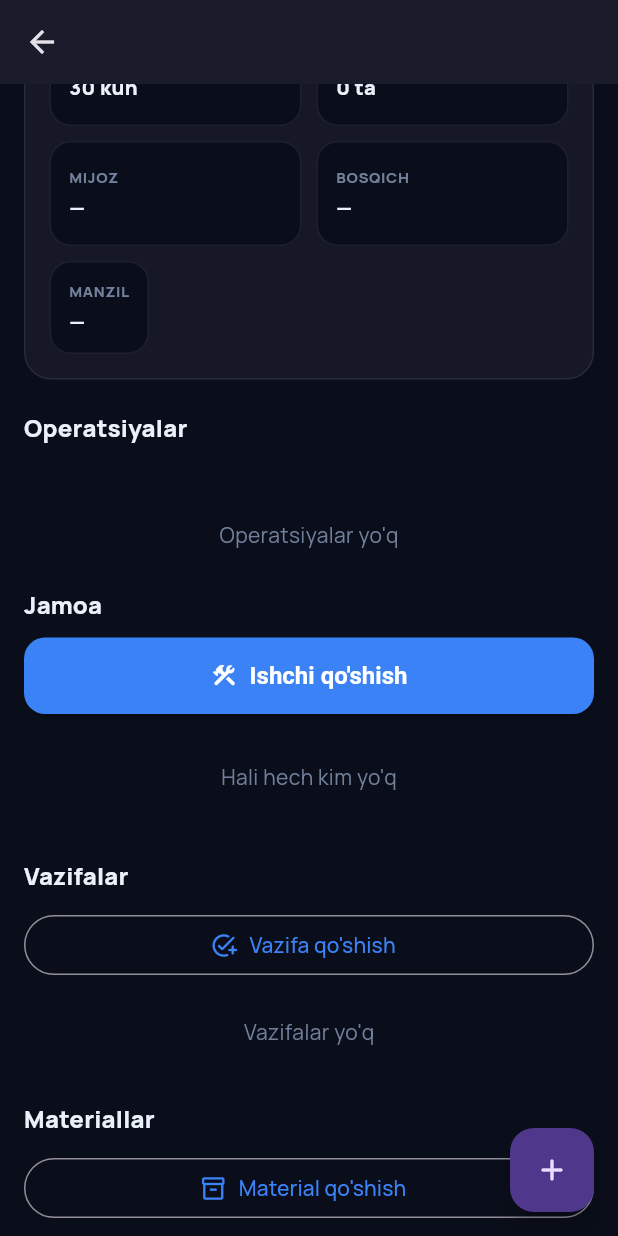
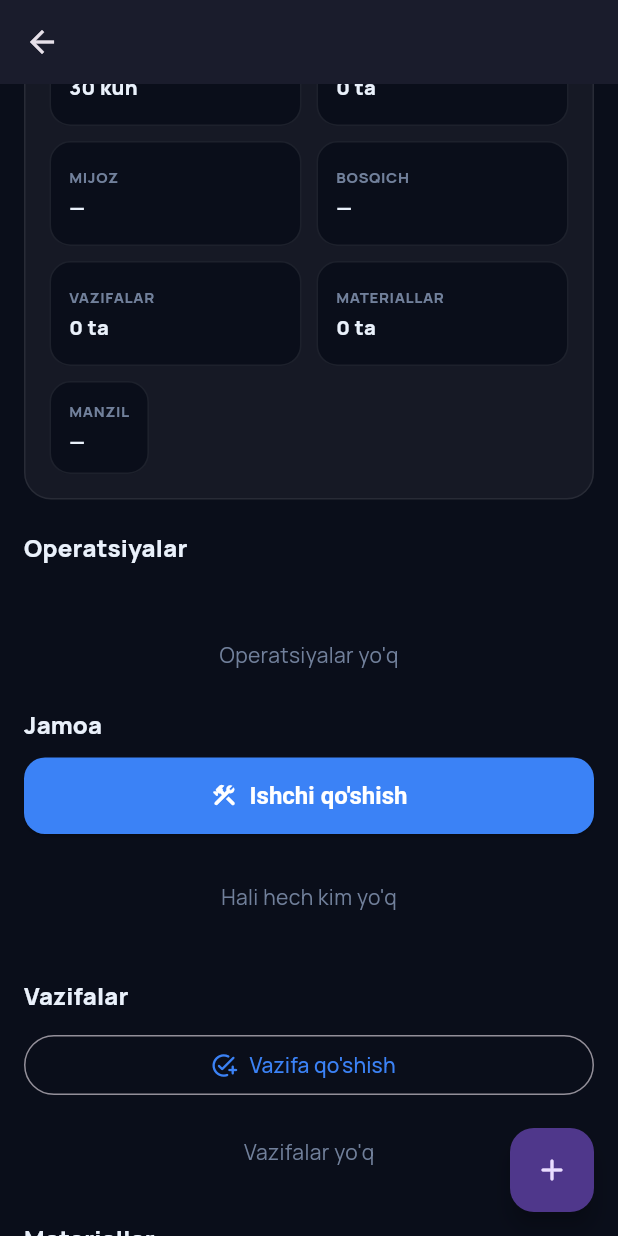
Before and after one commit to Bekzod131313/Prorab, a Flutter app: the ProjectDetailScreen screen opened directly with empty values, scrolled down 576 dp, on a phone screen of 412 x 824 dp. Run offline on Flutter 3.47's test engine with Material 3 defaults, Android fonts, the phone set to English and light mode, and no system bars; our stand-ins replace google_fonts, share_plus, shared_preferences, supabase_flutter; accounts and stored records are empty.

Commit message:
Add tasks and materials count to project info card

```diff
--- a/flutter_app/lib/screens/project_detail_screen.dart
+++ b/flutter_app/lib/screens/project_detail_screen.dart
@@ -888,6 +888,8 @@ class _ProjectDetailScreenState extends State<ProjectDetailScreen> {
                         _InfoTile(label: 'ISHCHILAR', value: '$workersCount ta'),
                         _InfoTile(label: 'MIJOZ', value: project.mijoz?.isNotEmpty == true ? project.mijoz! : '—'),
                         _InfoTile(label: 'BOSQICH', value: project.bosqich?.isNotEmpty == true ? project.bosqich! : '—'),
+                        _InfoTile(label: 'VAZIFALAR', value: '${_tasks.length} ta'),
+                        _InfoTile(label: 'MATERIALLAR', value: '${_materials.length} ta'),
                       ],
                     ),
                     const SizedBox(height: 10),
```
